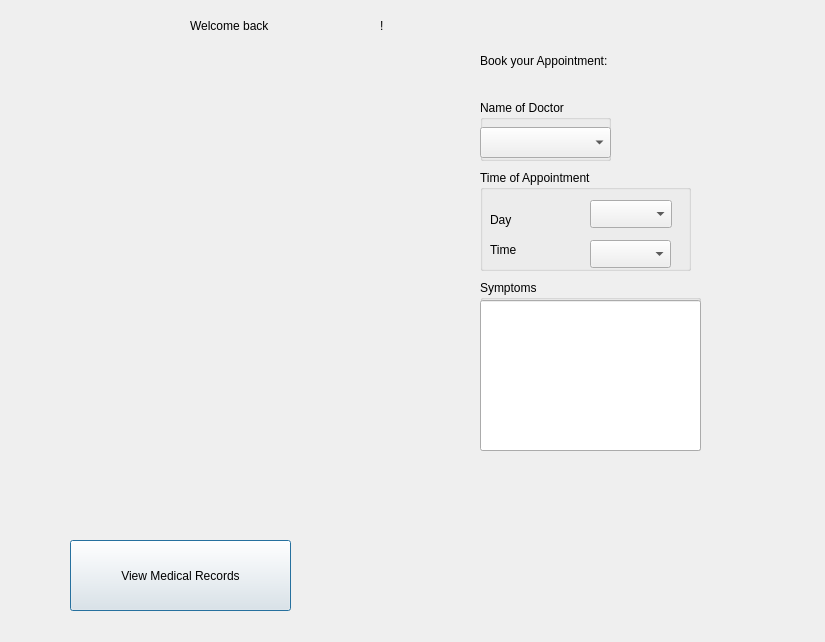
Qt form hospital/patient.ui (mohammedyassin11/Healthcare-system) before a commit.
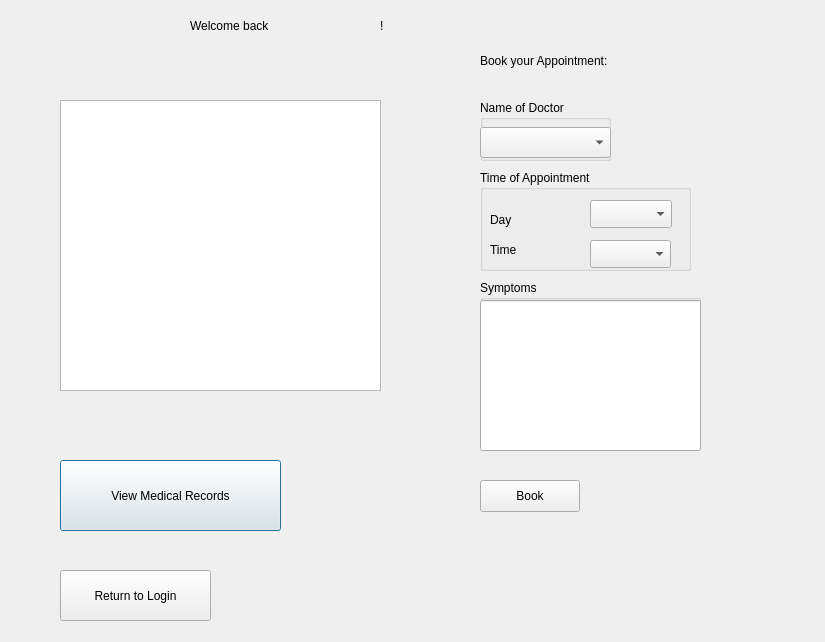
The same form after that commit.

Commit message: Most of the staff and patient code was done by Moustafa in person

Diff of the .ui file:
```diff
--- a/hospital/patient.ui
+++ b/hospital/patient.ui
@@ -134,8 +134,8 @@
   <widget class="QPushButton" name="pushButton">
    <property name="geometry">
     <rect>
-     <x>70</x>
-     <y>540</y>
+     <x>60</x>
+     <y>460</y>
      <width>221</width>
      <height>71</height>
     </rect>
@@ -196,17 +196,40 @@
     <string/>
    </property>
   </widget>
-  <widget class="QLabel" name="Logo">
+  <widget class="QTextBrowser" name="textBrowser">
    <property name="geometry">
     <rect>
-     <x>30</x>
-     <y>90</y>
-     <width>431</width>
-     <height>381</height>
+     <x>60</x>
+     <y>100</y>
+     <width>321</width>
+     <height>291</height>
     </rect>
    </property>
+  </widget>
+  <widget class="QPushButton" name="bookpushButton_2">
+   <property name="geometry">
+    <rect>
+     <x>480</x>
+     <y>480</y>
+     <width>100</width>
+     <height>32</height>
+    </rect>
+   </property>
    <property name="text">
-    <string/>
+    <string>Book</string>
+   </property>
+  </widget>
+  <widget class="QPushButton" name="pushButton_2">
+   <property name="geometry">
+    <rect>
+     <x>60</x>
+     <y>570</y>
+     <width>151</width>
+     <height>51</height>
+    </rect>
+   </property>
+   <property name="text">
+    <string>Return to Login</string>
    </property>
   </widget>
  </widget>
```
The commit also changes 555 other files.
